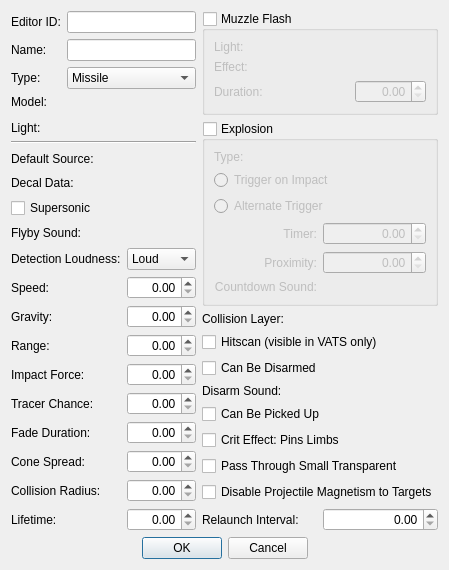
DavidJCobb/DovahKit, file native/src/DovahKit/ui/form_windows/projectile.ui: the form before one commit.
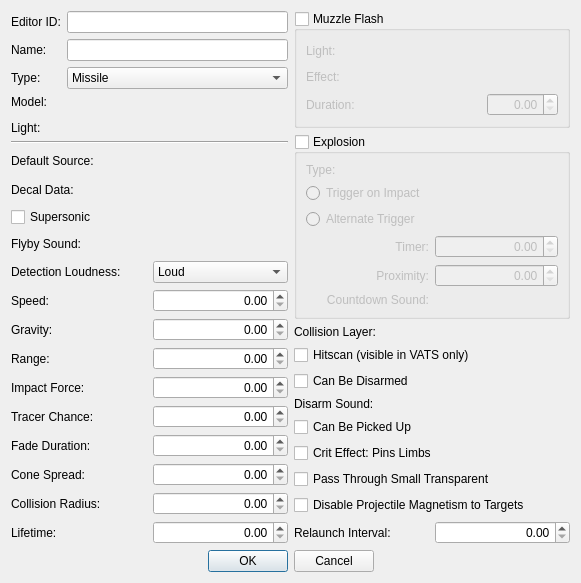
The form after the commit. Custom widgets are drawn as their Qt base class.

What changed in the file:
```diff
--- a/native/src/DovahKit/ui/form_windows/projectile.ui
+++ b/native/src/DovahKit/ui/form_windows/projectile.ui
@@ -2,6 +2,14 @@
 <ui version="4.0">
  <class>FormDialogProjectile</class>
  <widget class="QDialog" name="FormDialogProjectile">
+  <property name="geometry">
+   <rect>
+    <x>0</x>
+    <y>0</y>
+    <width>581</width>
+    <height>583</height>
+   </rect>
+  </property>
   <property name="windowTitle">
    <string>Dialog</string>
   </property>
```
Left out of the diff: 2 changed lines with no effect on the pictures.
